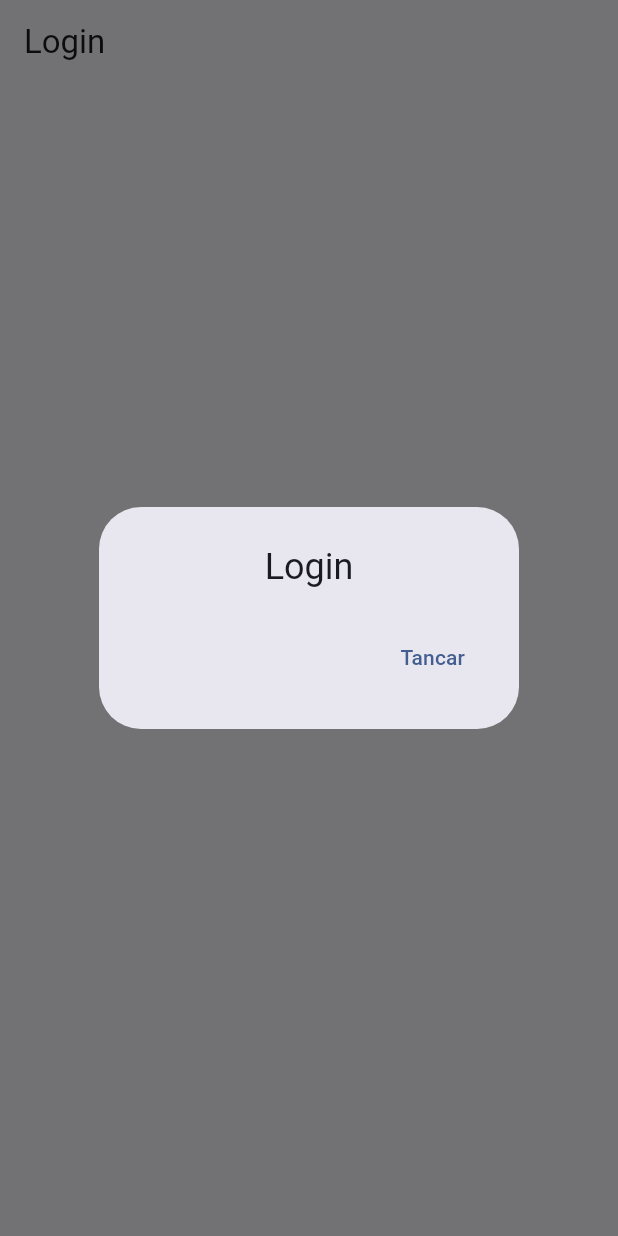
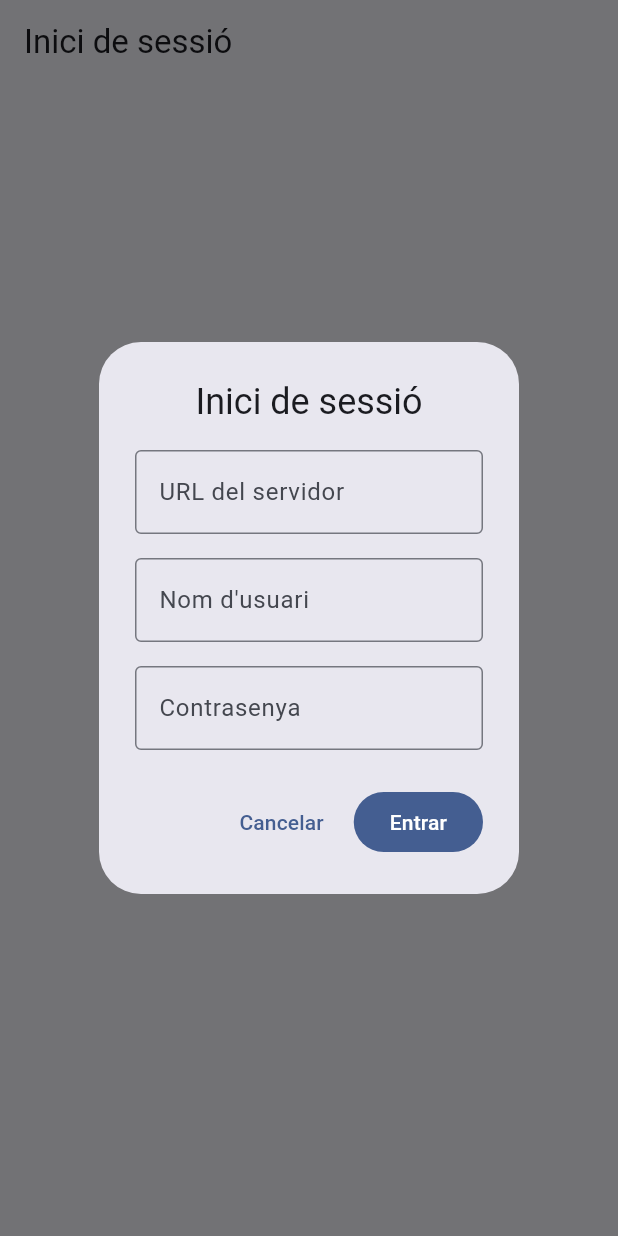
Before and after one commit to vipriga06/UXIA_desktop, a Flutter app: the screen it shows after launch, after a tap on "Logejar-se", on a phone screen of 412 x 824 dp. Run offline on Flutter 3.47's test engine with Material 3 defaults, Android fonts, the phone set to English and light mode, and no system bars; our stand-ins replace shared_preferences.

Commit message:
login base

```diff
--- a/uxia_desktop/lib/main.dart
+++ b/uxia_desktop/lib/main.dart
@@ -1,4 +1,5 @@
 import 'package:flutter/material.dart';
+import 'package:shared_preferences/shared_preferences.dart';
 
 void main() => runApp(const Uxia());
 
@@ -20,14 +21,66 @@ class Uxia extends StatelessWidget {
     );
   }
 }
-class LoginView extends StatelessWidget {
+class LoginView extends StatefulWidget {
   const LoginView({super.key});
+
+  @override
+  State<LoginView> createState() => _LoginViewState();
+}
+
+class _LoginViewState extends State<LoginView> {
+  late TextEditingController _urlController;
+  late TextEditingController _usuariController;
+  late TextEditingController _contrasenyaController;
+  late recordarDades _dades;
+
+  @override
+  void initState() {
+    super.initState();
+    _dades = recordarDades('', '', '');
+    _urlController = TextEditingController();
+    _usuariController = TextEditingController();
+    _contrasenyaController = TextEditingController();
+    _carregarDades();
+  }
+
+  Future<void> _carregarDades() async {
+    final prefs = await SharedPreferences.getInstance();
+    setState(() {
+      _dades.urlServidor = prefs.getString('url') ?? '';
+      _dades.nomUsuari = prefs.getString('usuari') ?? '';
+      _dades.contrasenya = prefs.getString('contrasenya') ?? '';
+
+      _urlController.text = _dades.urlServidor;
+      _usuariController.text = _dades.nomUsuari;
+      _contrasenyaController.text = _dades.contrasenya;
+    });
+  }
+
+  @override
+  void dispose() {
+    _urlController.dispose();
+    _usuariController.dispose();
+    _contrasenyaController.dispose();
+    super.dispose();
+  }
+
+  Future<void> _guardarDades() async {
+    final prefs = await SharedPreferences.getInstance();
+    _dades.urlServidor = _urlController.text;
+    _dades.nomUsuari = _usuariController.text;
+    _dades.contrasenya = _contrasenyaController.text;
+
+    await prefs.setString('url', _dades.urlServidor);
+    await prefs.setString('usuari', _dades.nomUsuari);
+    await prefs.setString('contrasenya', _dades.contrasenya);
+  }
 
   @override
   Widget build(BuildContext context) {
     return Scaffold(
       appBar: AppBar(
-        title: const Text('Login'),
+        title: const Text('Inici de sessió'),
       ),
       body: Center(
         child: ElevatedButton(
@@ -35,11 +88,47 @@ class LoginView extends StatelessWidget {
             showDialog(
               context: context,
               builder: (context) => AlertDialog(
-                title: const Center(child: Text('Login')),
+                title: const Center(child: Text('Inici de sessió')),
+                content: Column(
+                  mainAxisSize: MainAxisSize.min,
+                  children: [
+                    TextField(
+                      controller: _urlController,
+                      decoration: const InputDecoration(
+                        border: OutlineInputBorder(),
+                        labelText: 'URL del servidor',
+                      ),
+                    ),
+                    const SizedBox(height: 16),
+                    TextField(
+                      controller: _usuariController,
+                      decoration: const InputDecoration(
+                        border: OutlineInputBorder(),
+                        labelText: 'Nom d\'usuari',
+                      ),
+                    ),
+                    const SizedBox(height: 16),
+                    TextField(
+                      controller: _contrasenyaController,
+                      obscureText: true,
+                      decoration: const InputDecoration(
+                        border: OutlineInputBorder(),
+                        labelText: 'Contrasenya',
+                      ),
+                    ),
+                  ],
+                ),
                 actions: [
                   TextButton(
                     onPressed: () => Navigator.of(context).pop(),
-                    child: const Text('Tancar'),
+                    child: const Text('Cancelar'),
+                  ),
+                  FilledButton(
+                    onPressed: () {
+                      _guardarDades();
+                      Navigator.of(context).pop();
+                    },
+                    child: const Text('Entrar'),
                   ),
                 ],
               ),
@@ -51,3 +140,12 @@ class LoginView extends StatelessWidget {
     );
   }
 }
+
+
+class recordarDades {
+  String urlServidor = '';
+  String nomUsuari = '';
+  String contrasenya = '';
+
+  recordarDades(this.urlServidor, this.nomUsuari, this.contrasenya);
+}
--- a/uxia_desktop/pubspec.yaml
+++ b/uxia_desktop/pubspec.yaml
@@ -32,6 +32,7 @@ dependencies:
     sdk: flutter
 
   cupertino_icons: ^1.0.8
+  shared_preferences: ^2.2.2
 
 dev_dependencies:
   flutter_test:
```
Also changed, not shown: uxia_desktop/pubspec.lock, 10 other files.
